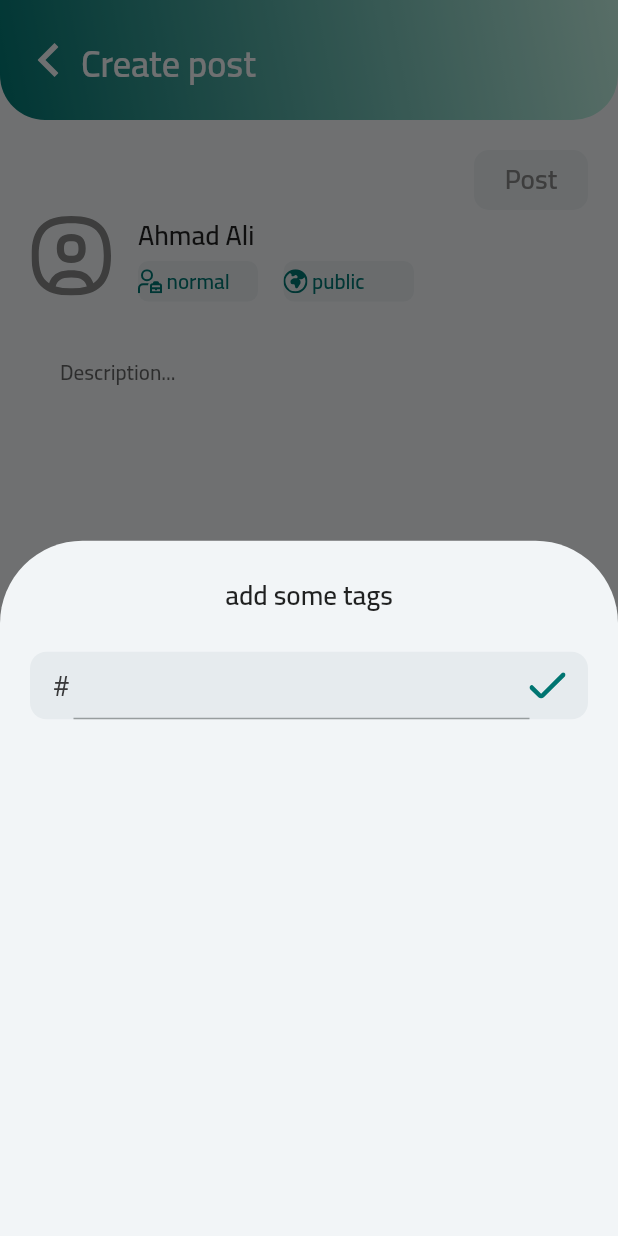
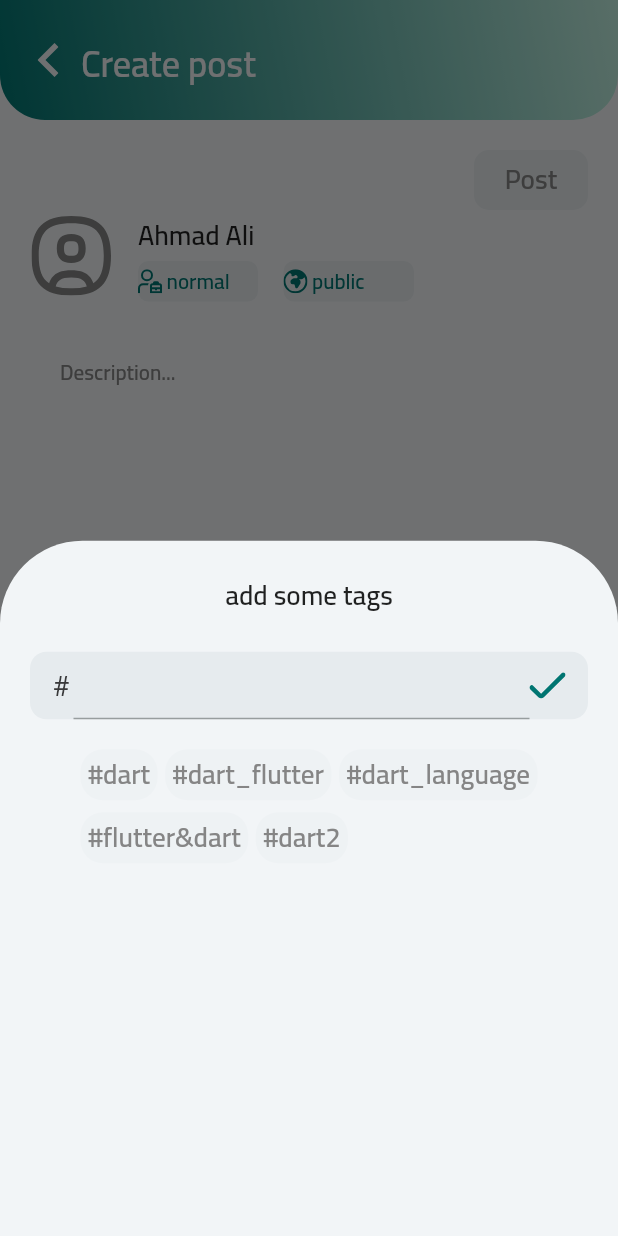
Before and after one commit to hasanShaaban/graph, a Flutter app: the screen it shows after launch, item 2 of the bottom bar chosen, on a phone screen of 412 x 824 dp. Run offline on Flutter 3.47's test engine with Material 3 defaults, Android fonts, the phone set to English and light mode, and no system bars; our stand-ins replace bloc, cached_network_image, dartz, dio, dots_indicator, flutter_bloc and 10 more; missing offline and left inert: comment_tree, easy_pdf_viewer; accounts and stored records are empty; network calls fail.

Commit message:
create post add images and tags

```diff
--- a/lib/features/create_post/presentation/views/creat_post_page.dart
+++ b/lib/features/create_post/presentation/views/creat_post_page.dart
@@ -64,11 +64,11 @@ class _CreatPostPageState extends State<CreatPostPage> {
     setState(() => selectedMentions.removeWhere((e) => e.id == p.id));
   }
 
+  final bool _isPickingImages = false;
+
   Future<void> pickImages() async {
     final ImagePicker picker = ImagePicker();
-    final List<XFile>? images = await picker.pickMultiImage(
-      imageQuality: 70, // تحسين حجم الصورة
-    );
+    final List<XFile> images = await picker.pickMultiImage(imageQuality: 70);
 
     if (images != null && images.isNotEmpty) {
       setState(() {
@@ -182,9 +182,7 @@ class _CreatPostPageState extends State<CreatPostPage> {
                                           }
                                           return id;
                                         })
-                                        .whereType<
-                                          int
-                                        >() // يتأكد نرسل بس integers صالحة
+                                        .whereType<int>()
                                         .toList(),
                                 image: selectedImages,
                               );
@@ -313,7 +311,6 @@ class _CreatPostPageState extends State<CreatPostPage> {
                                               border: 7,
                                             );
                                           } else {
-                                            // حالة مبدئية/فشل بدون رسالة
                                             return const SizedBox.shrink();
                                           }
                                         },
@@ -344,6 +341,30 @@ class _CreatPostPageState extends State<CreatPostPage> {
                       SizedBox(height: 20),
 
                       if (selectedImages.isNotEmpty) ...[
+                        // زر حذف كل الصور
+                        Row(
+                          mainAxisAlignment: MainAxisAlignment.end,
+                          children: [
+                            ElevatedButton(
+                              style: ElevatedButton.styleFrom(
+                                backgroundColor: Colors.red,
+                                minimumSize: Size(50, 30),
+                              ),
+                              onPressed: () {
+                                setState(() {
+                                  selectedImages.clear(); // يحذف كل الصور
+                                });
+                              },
+                              child: const Icon(
+                                Icons.delete,
+                                size: 20,
+                                color: Colors.white,
+                              ),
+                            ),
+                          ],
+                        ),
+                        const SizedBox(height: 10),
+
                         GridView.builder(
                           shrinkWrap: true,
                           physics: NeverScrollableScrollPhysics(),
@@ -352,14 +373,14 @@ class _CreatPostPageState extends State<CreatPostPage> {
                                   ? 4
                                   : selectedImages.length,
                           gridDelegate:
-                              SliverGridDelegateWithFixedCrossAxisCount(
+                              const SliverGridDelegateWithFixedCrossAxisCount(
                                 crossAxisCount: 2,
                                 mainAxisSpacing: 4,
                                 crossAxisSpacing: 4,
                               ),
                           itemBuilder: (context, index) {
+                            final image = selectedImages[index];
                             if (index == 3 && selectedImages.length > 4) {
-                              // آخر خانة تظهر زائد
                               return GestureDetector(
                                 onTap: () {
                                   Navigator.push(
@@ -375,16 +396,13 @@ class _CreatPostPageState extends State<CreatPostPage> {
                                 },
                                 child: Stack(
                                   children: [
-                                    Image.file(
-                                      selectedImages[index],
-                                      fit: BoxFit.cover,
-                                    ),
+                                    Image.file(image, fit: BoxFit.cover),
                                     Container(
                                       color: Colors.black38,
                                       child: Center(
                                         child: Text(
                                           '+${selectedImages.length - 3}',
-                                          style: TextStyle(
+                                          style: const TextStyle(
                                             color: Colors.white,
                                             fontSize: 24,
                                             fontWeight: FontWeight.bold,
@@ -396,31 +414,39 @@ class _CreatPostPageState extends State<CreatPostPage> {
                                 ),
                               );
                             } else {
-                              return Image.file(
-                                selectedImages[index],
-                                fit: BoxFit.cover,
-                              );
+                              return Image.file(image, fit: BoxFit.cover);
                             }
                           },
                         ),
-                        SizedBox(height: 10),
+                        const SizedBox(height: 10),
                       ],
 
                       if (selectedTags.isNotEmpty) ...[
-                        const SizedBox(height: 10),
+                        Padding(
+                          padding: const EdgeInsets.symmetric(horizontal: 20),
+                          child: Row(
+                            children: [
+                              Text(
+                                lang.tags,
+                                style: AppTextStyle.cairoRegular14.copyWith(
+                                  color: Constants2.darkPrimaryColor(context),
+                                ),
+                              ),
                               Wrap(
                                 spacing: 8,
                                 children:
                                     selectedTags.map((tag) {
                                       return Text(
                                         '#$tag',
-                                  style: AppTextStyle.cairoSemiBold14.copyWith(
+                                        style: AppTextStyle.cairoSemiBold14
+                                            .copyWith(
                                               color: Constants.secondryColor,
                                             ),
                                       );
-
-
                                     }).toList(),
+                              ),
+                            ],
+                          ),
                         ),
                       ],
 
--- a/lib/features/create_post/presentation/views/widgets/public_post_body_sec.dart
+++ b/lib/features/create_post/presentation/views/widgets/public_post_body_sec.dart
@@ -1,9 +1,10 @@
 import 'package:flutter/material.dart';
+import 'package:graph/core/utils/constants.dart';
 import '../../../../../core/utils/app_text_style.dart';
 import '../../../../../generated/l10n.dart';
 
 class PublicPostBodySec extends StatelessWidget {
-  const PublicPostBodySec({super.key,required this.onChanged});
+  const PublicPostBodySec({super.key, required this.onChanged});
   final void Function(String)? onChanged;
 
   @override
@@ -22,11 +23,11 @@ class PublicPostBodySec extends StatelessWidget {
 
               decoration: InputDecoration(
                 hintText: '${lang.description}...',
-                hintStyle: AppTextStyle.cairoSemiBold14,
+                hintStyle: AppTextStyle.cairoSemiBold14.copyWith(
+                  color: Constants2.darkSecondaryColor(context),
+                ),
               ),
             ),
-
-
           ],
         ),
       ),
--- a/lib/features/create_post/presentation/views/widgets/tag_bottom_sheet_body.dart
+++ b/lib/features/create_post/presentation/views/widgets/tag_bottom_sheet_body.dart
@@ -6,8 +6,13 @@ import '../../../../../core/utils/app_text_style.dart';
 import '../../../../../generated/l10n.dart';
 
 class TagBottomSheetBody extends StatefulWidget {
-  const TagBottomSheetBody({super.key, required this.lang});
+  const TagBottomSheetBody({
+    super.key,
+    required this.lang,
+    required this.initialSelectedTags,
+  });
   final S lang;
+  final List<String> initialSelectedTags;
 
   @override
   State<TagBottomSheetBody> createState() => _TagBottomSheetBodyState();
@@ -24,6 +29,15 @@ class _TagBottomSheetBodyState extends State<TagBottomSheetBody> {
   String searchQuery = '';
   List<String> filteredTags = [];
   List<String> selectedTags = [];
+  @override
+  void initState() {
+    super.initState();
+    // نسخ التاغات التي تم تمريرها من الصفحة الرئيسية
+    selectedTags = List.from(widget.initialSelectedTags);
+    // الفلترة تبدأ بعرض كل التاغات
+    filteredTags = List.from(allTags);
+  }
+
   @override
   Widget build(BuildContext context) {
     return Padding(
@@ -74,9 +88,11 @@ class _TagBottomSheetBodyState extends State<TagBottomSheetBody> {
             ),
           ),
           SizedBox(height: 20),
-          Wrap(
+          SingleChildScrollView(
+            child: Wrap(
               spacing: 5,
               runSpacing: 8,
+
               children:
                   filteredTags.map((tag) {
                     final isSelected = selectedTags.contains(tag);
@@ -101,18 +117,42 @@ class _TagBottomSheetBodyState extends State<TagBottomSheetBody> {
                                     context,
                                   ).withOpacity(0.3),
                         ),
-                      child: Text(
+                        child: Row(
+                          mainAxisSize: MainAxisSize.min,
+                          children: [
+                            Text(
                               '#$tag',
                               style: AppTextStyle.cairoSemiBold18.copyWith(
                                 color:
                                     isSelected
                                         ? Constants2.secondaryColor(context)
-                                  : Constants2.darkSecondaryColor(context),
+                                        : Constants2.darkSecondaryColor(
+                                          context,
                                         ),
+                              ),
+                            ),
+                            if (isSelected)
+                              GestureDetector(
+                                onTap: () {
+                                  setState(() {
+                                    selectedTags.remove(tag);
+                                  });
+                                },
+                                child: const Padding(
+                                  padding: EdgeInsets.only(left: 4),
+                                  child: Icon(
+                                    Icons.close,
+                                    size: 16,
+                                    color: Colors.red,
+                                  ),
+                                ),
+                              ),
+                          ],
                         ),
                       ),
                     );
                   }).toList(),
+            ),
           ),
 
           // Expanded(
--- a/lib/features/profile/presentation/views/widgets/edit_profile_view_body.dart
+++ b/lib/features/profile/presentation/views/widgets/edit_profile_view_body.dart
@@ -5,7 +5,6 @@ import 'package:flutter_bloc/flutter_bloc.dart';
 import 'package:graph/features/auth/data/models/signup_data_model.dart';
 import 'package:graph/features/auth/presentation/manager/final_touches_cubit/final_touches_cubit.dart';
 import 'package:graph/features/auth/presentation/views/widgets/final_touches_top_sec.dart';
-import 'package:graph/features/auth/presentation/views/widgets/signup_verification_section.dart';
 import 'package:graph/features/profile/data/models/profile_model.dart';
 import 'package:image_picker/image_picker.dart';
 import '../../../../../core/functions/show_tools_bottom_sheet.dart';
@@ -20,7 +19,6 @@ import '../../../../auth/presentation/views/widgets/social_links_row.dart';
 import '../../../../groups/presentation/views/widget/add_button.dart';
 import '../../../../groups/presentation/views/widget/group_member_tools_list_view.dart';
 import 'custom_drop_down.dart';
-import 'edit_profile_header.dart';
 
 import '../../../../../generated/l10n.dart';
 
--- a/lib/l10n/intl_ar.arb
+++ b/lib/l10n/intl_ar.arb
@@ -131,7 +131,8 @@
   "jobs":"الوظائف",
   "ads":"الاعلانات",
   "apply":"تقدم",
-  "noBioYet": "لا يوجد نبذة تعرفية بعد"
+  "noBioYet": "لا يوجد نبذة تعرفية بعد",
+  "tags":"تاغ: "
 
 
 }
--- a/lib/l10n/intl_en.arb
+++ b/lib/l10n/intl_en.arb
@@ -130,6 +130,7 @@
   "jobs":"Jobs",
   "ads":"Ads",
   "apply":"Apply",
-  "noBioYet": "No bio yet"
+  "noBioYet": "No bio yet",
+  "tags": "tags: "
 
 }
--- a/lib/main.dart
+++ b/lib/main.dart
@@ -2,7 +2,6 @@ import 'package:flutter/material.dart';
 import 'package:flutter_bloc/flutter_bloc.dart';
 import 'package:flutter_localizations/flutter_localizations.dart';
 import 'package:graph/features/create_post/presentation/views/creat_post_page.dart';
-import 'package:graph/features/splash/presentation/views/splash_view.dart';
 import 'core/services/providers/theme_provider.dart';
 import 'bloc_providers.dart';
 import 'core/services/providers/user_info_provider.dart';
```
Also changed, not shown: lib/features/create_post/presentation/views/widgets/creat_post_bottom_buttons.dart (+11 -8 lines), lib/generated/intl/messages_ar.dart, lib/generated/intl/messages_en.dart, lib/generated/l10n.dart. Lines whose indentation alone changed are shown as unchanged.
